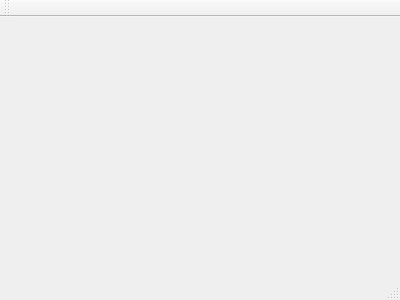
BenJuan26/OpenSkyStacker, file mainwindow.ui: the form before one commit.
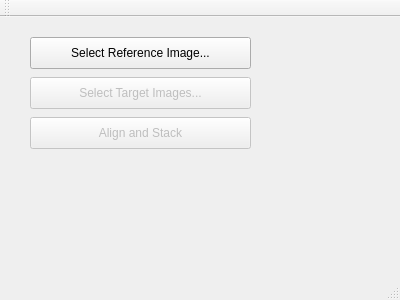
The form after the commit.

```diff
--- a/mainwindow.ui
+++ b/mainwindow.ui
@@ -12,13 +12,74 @@
   <property name="windowTitle" >
    <string>MainWindow</string>
   </property>
-  <widget class="QMenuBar" name="menuBar" />
-  <widget class="QToolBar" name="mainToolBar" />
-  <widget class="QWidget" name="centralWidget" />
-  <widget class="QStatusBar" name="statusBar" />
+  <widget class="QWidget" name="centralWidget">
+   <widget class="QPushButton" name="buttonSelectRefImage">
+    <property name="geometry">
+     <rect>
+      <x>30</x>
+      <y>20</y>
+      <width>221</width>
+      <height>32</height>
+     </rect>
+    </property>
+    <property name="text">
+     <string>Select Reference Image...</string>
+    </property>
+   </widget>
+   <widget class="QPushButton" name="buttonSelectTargetImages">
+    <property name="enabled">
+     <bool>false</bool>
+    </property>
+    <property name="geometry">
+     <rect>
+      <x>30</x>
+      <y>60</y>
+      <width>221</width>
+      <height>32</height>
+     </rect>
+    </property>
+    <property name="text">
+     <string>Select Target Images...</string>
+    </property>
+   </widget>
+   <widget class="QPushButton" name="buttonStack">
+    <property name="enabled">
+     <bool>false</bool>
+    </property>
+    <property name="geometry">
+     <rect>
+      <x>30</x>
+      <y>100</y>
+      <width>221</width>
+      <height>32</height>
+     </rect>
+    </property>
+    <property name="text">
+     <string>Align and Stack</string>
+    </property>
+   </widget>
+  </widget>
+  <widget class="QMenuBar" name="menuBar">
+   <property name="geometry">
+    <rect>
+     <x>0</x>
+     <y>0</y>
+     <width>400</width>
+     <height>22</height>
+    </rect>
+   </property>
+  </widget>
+  <widget class="QToolBar" name="mainToolBar">
+   <attribute name="toolBarArea">
+    <enum>TopToolBarArea</enum>
+   </attribute>
+   <attribute name="toolBarBreak">
+    <bool>false</bool>
+   </attribute>
+  </widget>
+  <widget class="QStatusBar" name="statusBar"/>
  </widget>
- <layoutDefault spacing="6" margin="11" />
- <pixmapfunction></pixmapfunction>
+ <layoutdefault spacing="6" margin="11"/>
  <resources/>
  <connections/>
 </ui>
```
Left out of the diff: 7 changed lines with no effect on the pictures.
